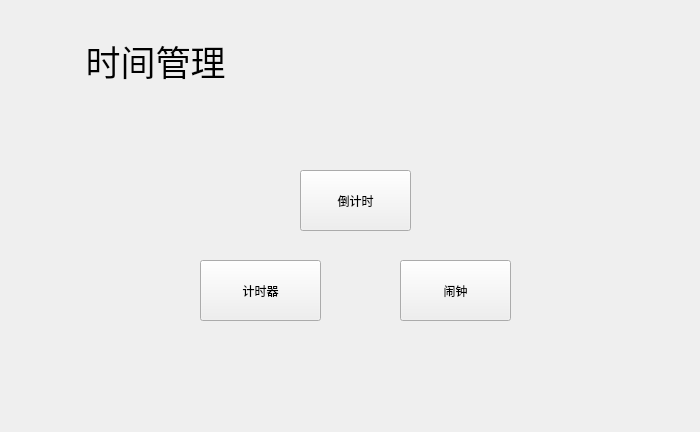
Above: realProgect/clockhzj.ui from Arthur381/QTproject before the change. Below: the same form after it.
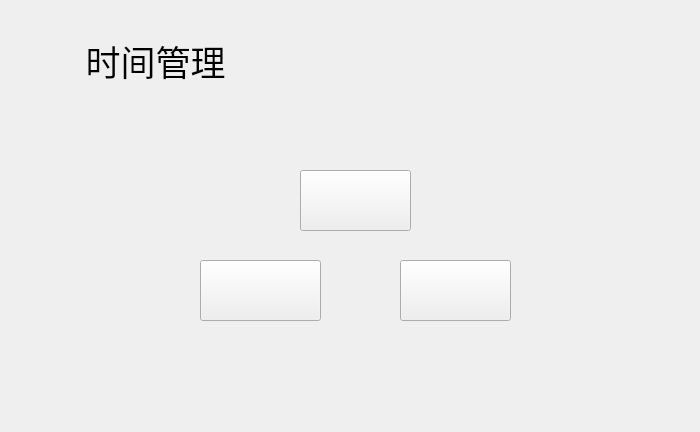
That is the form after the change.

```diff
--- a/realProgect/clockhzj.ui
+++ b/realProgect/clockhzj.ui
@@ -38,7 +38,7 @@
     <string notr="true">font: 20pt &quot;幼圆&quot;;</string>
    </property>
    <property name="text">
-    <string>倒计时</string>
+    <string/>
    </property>
   </widget>
   <widget class="QPushButton" name="alarms">
@@ -54,7 +54,7 @@
     <string notr="true">font: 20pt &quot;幼圆&quot;;</string>
    </property>
    <property name="text">
-    <string>闹钟</string>
+    <string/>
    </property>
   </widget>
   <widget class="QPushButton" name="sec_clock">
@@ -70,7 +70,7 @@
     <string notr="true">font: 20pt &quot;幼圆&quot;;</string>
    </property>
    <property name="text">
-    <string>计时器</string>
+    <string/>
    </property>
   </widget>
   <widget class="QLabel" name="label">
@@ -105,8 +105,8 @@
   <widget class="QLabel" name="curtime">
    <property name="geometry">
     <rect>
-     <x>320</x>
-     <y>50</y>
+     <x>180</x>
+     <y>90</y>
      <width>351</width>
      <height>71</height>
     </rect>
@@ -120,6 +120,45 @@
     <string/>
    </property>
   </widget>
+  <widget class="QLabel" name="la1">
+   <property name="geometry">
+    <rect>
+     <x>300</x>
+     <y>170</y>
+     <width>111</width>
+     <height>61</height>
+    </rect>
+   </property>
+   <property name="text">
+    <string/>
+   </property>
+  </widget>
+  <widget class="QLabel" name="la2">
+   <property name="geometry">
+    <rect>
+     <x>200</x>
+     <y>260</y>
+     <width>121</width>
+     <height>61</height>
+    </rect>
+   </property>
+   <property name="text">
+    <string/>
+   </property>
+  </widget>
+  <widget class="QLabel" name="la3">
+   <property name="geometry">
+    <rect>
+     <x>405</x>
+     <y>265</y>
+     <width>96</width>
+     <height>46</height>
+    </rect>
+   </property>
+   <property name="text">
+    <string/>
+   </property>
+  </widget>
  </widget>
  <resources/>
  <connections/>
```
